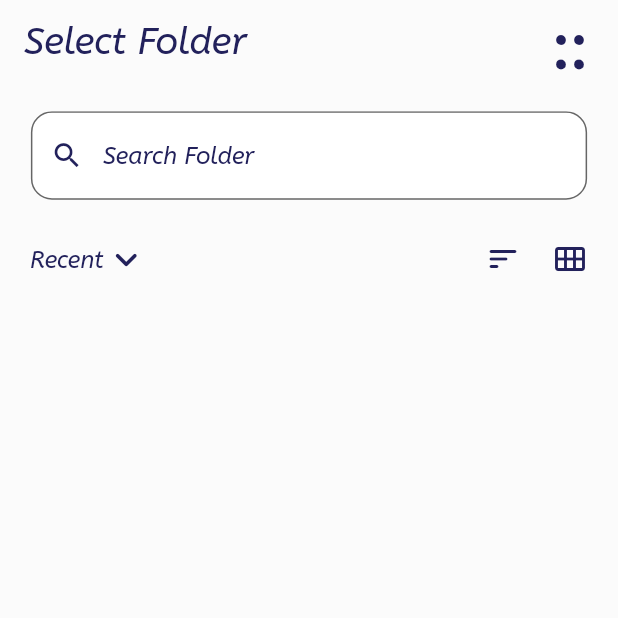
After one commit to Mahi-Badaya/PrintBox-DuHacks, a Flutter app: the SelectFolder screen opened directly, on a phone screen of 412 x 824 dp, the top half of it. The commit adds this screen. Run offline on Flutter 3.47's test engine with Material 2 defaults, Android fonts, the phone set to English and light mode, and no system bars.

Commit message:
navigation to select folder

```diff
--- a/lib/Components/CustomBox.dart
+++ b/lib/Components/CustomBox.dart
@@ -1,4 +1,5 @@
 import 'package:flutter/material.dart';
+import 'package:printbox/Screens/PersonalProjects.dart';
 
 class CustomBox extends StatelessWidget {
   const CustomBox({Key? key, required this.height, required this.width, required this.colour, required this.image, required this.title, required this.backgroundColor,}) : super(key: key);
@@ -12,7 +13,9 @@ class CustomBox extends StatelessWidget {
 
   @override
   Widget build(BuildContext context) {
-    return Container(
+    return GestureDetector(
+      onTap: (){Navigator.push(context, MaterialPageRoute(builder: (context)=>PersonalProjects()));},
+      child: Container(
         padding: EdgeInsets.symmetric(horizontal: 14,vertical: 14),
         height: height*0.14,
         width: width*0.4,
@@ -35,6 +38,7 @@ class CustomBox extends StatelessWidget {
             Text('Novemeber 22,2022',style: TextStyle(color: colour,fontStyle: FontStyle.italic,fontSize: 12)),
           ],
         ),
+      ),
     );
   }
 }
--- a/lib/Screens/PersonalProjects.dart
+++ b/lib/Screens/PersonalProjects.dart
@@ -16,7 +16,7 @@ class PersonalProjects extends StatelessWidget {
           automaticallyImplyLeading: false,
           elevation: 0,
           backgroundColor: Color(0xfffbfbfb),
-          title: Text('Personal Projects', style: TextStyle(fontStyle: FontStyle.italic, color: Color(0xff22215b),fontSize: 25),),
+          title: Text('Personal Docs', style: TextStyle(fontStyle: FontStyle.italic, color: Color(0xff22215b),fontSize: 25),),
           actions: [
             TextButton(onPressed: () {  },
               child: Text('::',style: TextStyle(color: Color(0xff22215b),fontSize: 40,fontWeight: FontWeight.bold),)),
--- a/lib/Screens/Profile.dart
+++ b/lib/Screens/Profile.dart
@@ -1,4 +1,5 @@
 import 'package:flutter/material.dart';
+import 'package:printbox/Screens/SelectFolder.dart';
 
 import '../Components/CustomBox.dart';
 import 'PersonalProjects.dart';
@@ -133,7 +134,7 @@ class Profile extends StatelessWidget {
                     children: [
                       Text('Select File Destination',style: TextStyle(color: Color(0xff22215b),fontSize: 19),),
                       SizedBox(height: 20,),
-                      TextButton(onPressed: () { Navigator.push(context, MaterialPageRoute(builder: (context)=>PersonalProjects()));  },
+                      TextButton(onPressed: () { Navigator.push(context, MaterialPageRoute(builder: (context)=>SelectFolder()));  },
                        child: Text('Select from my folders',style: TextStyle(color: Color(0xff22215b),fontSize: 17) )),
                       SizedBox(height: 10,),
                       TextButton(onPressed: () {  },
--- /dev/null
+++ b/lib/Screens/SelectFolder.dart
@@ -0,0 +1,50 @@
+import 'package:flutter/material.dart';
+
+import '../Components/search.dart';
+
+class SelectFolder extends StatelessWidget {
+  const SelectFolder({Key? key}) : super(key: key);
+
+  @override
+  Widget build(BuildContext context) {
+    double width = MediaQuery.of(context).size.width;
+    double height = MediaQuery.of(context).size.height;
+    return Scaffold(
+      backgroundColor: Color(0xfffbfbfb),
+      appBar: PreferredSize(
+        preferredSize: Size.fromHeight(height * 0.09),
+        child: AppBar(
+          automaticallyImplyLeading: false,
+          elevation: 0,
+          backgroundColor: Color(0xfffbfbfb),
+          title: Text('Select Folder', style: TextStyle(fontStyle: FontStyle.italic, color: Color(0xff22215b),fontSize: 25),),
+          actions: [
+            TextButton(onPressed: () {  },
+                child: Text('::',style: TextStyle(color: Color(0xff22215b),fontSize: 40,fontWeight: FontWeight.bold),)),
+          ],
+        ),
+      ),
+      body: Column(
+        children: [
+          Search(),
+          SizedBox(height: height*0.03,),
+          Padding(
+            padding: const EdgeInsets.symmetric(horizontal: 20.0),
+            child: Row(
+              mainAxisAlignment: MainAxisAlignment.center,
+              children: [
+                Text('Recent',style: TextStyle(color: Color(0xff22215b),fontSize: 16,fontStyle: FontStyle.italic)),
+                Icon(Icons.keyboard_arrow_down_rounded,color: Color(0xff22215b),size: 30,),
+                Spacer(),
+                Icon(Icons.sort_rounded,color: Color(0xff22215b),),
+                SizedBox(width: width*0.05,),
+                Icon(Icons.calendar_view_month_outlined,color: Color(0xff22215b),),
+              ],
+            ),
+          ),
+          SizedBox(height: height*0.04,),
+        ],
+      ),
+    );
+  }
+}
```
Lines whose indentation alone changed are shown as unchanged.
